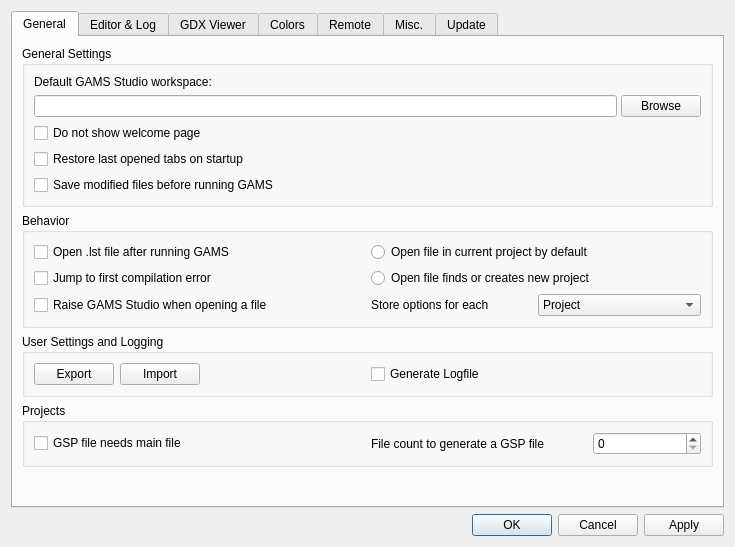
Old version of the form src/settingsdialog.ui in the repository GAMS-dev/studio.
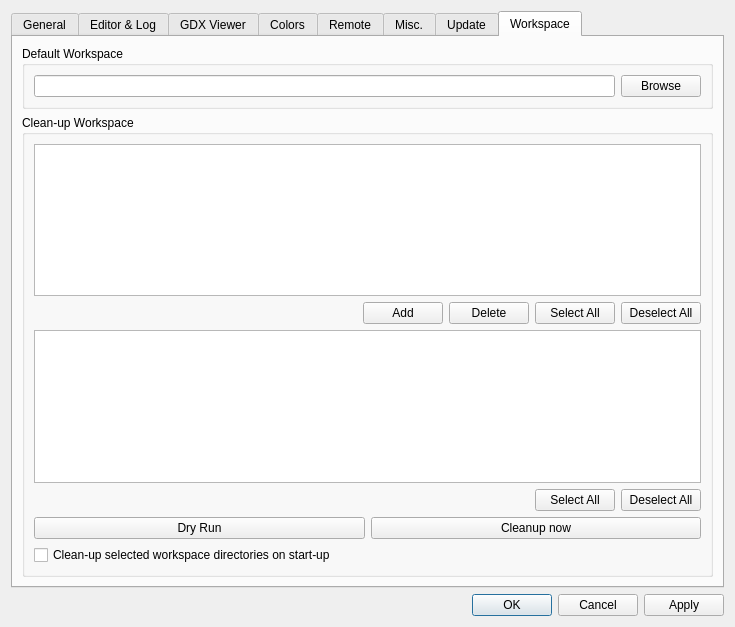
New version of the form. The open tabs and pages were chosen to show the change. Icons and pictures are not drawn.

Diff of the .ui file:
```diff
--- a/src/settingsdialog.ui
+++ b/src/settingsdialog.ui
@@ -7,14 +7,14 @@
     <x>0</x>
     <y>0</y>
     <width>735</width>
-    <height>547</height>
+    <height>627</height>
    </rect>
   </property>
   <property name="windowTitle">
    <string>Settings</string>
   </property>
   <layout class="QGridLayout" name="gridLayout_10">
-   <item row="1" column="0">
+   <item row="2" column="0">
     <widget class="QDialogButtonBox" name="buttonBox">
      <property name="orientation">
       <enum>Qt::Orientation::Horizontal</enum>
@@ -49,7 +49,7 @@
           <string>General Settings</string>
          </property>
          <layout class="QGridLayout" name="gridLayout_3">
-          <item row="5" column="0" colspan="2">
+          <item row="3" column="0" colspan="2">
            <widget class="QCheckBox" name="cb_autosave">
             <property name="sizePolicy">
              <sizepolicy hsizetype="Minimum" vsizetype="Preferred">
@@ -62,7 +62,7 @@
             </property>
            </widget>
           </item>
-          <item row="4" column="0">
+          <item row="2" column="0">
            <widget class="QCheckBox" name="cb_restoretabs">
             <property name="sizePolicy">
              <sizepolicy hsizetype="Minimum" vsizetype="Preferred">
@@ -75,14 +75,7 @@
             </property>
            </widget>
           </item>
-          <item row="0" column="0">
-           <widget class="QLabel" name="label">
-            <property name="text">
-             <string>Default GAMS Studio workspace:</string>
-            </property>
-           </widget>
-          </item>
-          <item row="3" column="0">
+          <item row="1" column="0">
            <widget class="QCheckBox" name="cb_skipwelcome">
             <property name="sizePolicy">
              <sizepolicy hsizetype="Minimum" vsizetype="Preferred">
@@ -95,41 +88,6 @@
             </property>
            </widget>
           </item>
-          <item row="1" column="0" colspan="2">
-           <widget class="QWidget" name="widget_3" native="true">
-            <layout class="QHBoxLayout" name="horizontalLayout_7">
-             <property name="spacing">
-              <number>4</number>
-             </property>
-             <property name="leftMargin">
-              <number>0</number>
-             </property>
-             <property name="topMargin">
-              <number>0</number>
-             </property>
-             <property name="rightMargin">
-              <number>0</number>
-             </property>
-             <property name="bottomMargin">
-              <number>0</number>
-             </property>
-             <item>
-              <widget class="QLineEdit" name="txt_workspace">
-               <property name="placeholderText">
-                <string/>
-               </property>
-              </widget>
-             </item>
-             <item>
-              <widget class="QPushButton" name="btn_browse">
-               <property name="text">
-                <string>Browse</string>
-               </property>
-              </widget>
-             </item>
-            </layout>
-           </widget>
-          </item>
          </layout>
         </widget>
        </item>
@@ -138,7 +96,7 @@
          <property name="title">
           <string>User Settings and Logging</string>
          </property>
-         <layout class="QGridLayout" name="gridLayout_2" columnstretch="0,0,0,0,0">
+         <layout class="QGridLayout" name="gridLayout_2" columnstretch="0,0">
           <item row="0" column="1">
            <widget class="QWidget" name="widget_6" native="true">
             <layout class="QHBoxLayout" name="horizontalLayout_12">
@@ -1517,31 +1475,6 @@
             </item>
            </layout>
           </item>
-          <item>
-           <widget class="QCheckBox" name="cleanupWsBox">
-            <property name="text">
-             <string>Clean-up workspace directory on start up</string>
-            </property>
-           </widget>
-          </item>
-          <item>
-           <layout class="QHBoxLayout" name="horizontalLayout_9">
-            <item>
-             <widget class="QLineEdit" name="cleanupWsEdit">
-              <property name="placeholderText">
-               <string>File and directory filter (wildcard matching), e.g. *.lst, 225*</string>
-              </property>
-             </widget>
-            </item>
-            <item>
-             <widget class="QPushButton" name="cleanupWsNowButton">
-              <property name="text">
-               <string>Clean-up now</string>
-              </property>
-             </widget>
-            </item>
-           </layout>
-          </item>
           <item>
            <widget class="QLabel" name="lbl_openModLib">
             <property name="sizePolicy">
@@ -1899,6 +1832,181 @@
        </item>
       </layout>
      </widget>
+     <widget class="QWidget" name="tabWorkspace">
+      <attribute name="title">
+       <string>Workspace</string>
+      </attribute>
+      <layout class="QVBoxLayout" name="verticalLayout_13">
+       <item>
+        <widget class="QGroupBox" name="wsGroupBox">
+         <property name="title">
+          <string>Default Workspace</string>
+         </property>
+         <layout class="QHBoxLayout" name="horizontalLayout_13">
+          <item>
+           <widget class="QLineEdit" name="txt_workspace">
+            <property name="placeholderText">
+             <string/>
+            </property>
+           </widget>
+          </item>
+          <item>
+           <widget class="QPushButton" name="btn_browse">
+            <property name="text">
+             <string>Browse</string>
+            </property>
+           </widget>
+          </item>
+         </layout>
+        </widget>
+       </item>
+       <item>
+        <widget class="QGroupBox" name="cleanWsGroupBox">
+         <property name="title">
+          <string>Clean-up Workspace</string>
+         </property>
+         <layout class="QVBoxLayout" name="verticalLayout_12">
+          <item>
+           <widget class="QTreeView" name="cleanTreeView">
+            <property name="editTriggers">
+             <set>QAbstractItemView::EditTrigger::AllEditTriggers</set>
+            </property>
+            <property name="alternatingRowColors">
+             <bool>true</bool>
+            </property>
+           </widget>
+          </item>
+          <item>
+           <layout class="QHBoxLayout" name="horizontalLayout_7">
+            <item>
+             <spacer name="horizontalSpacer_13">
+              <property name="orientation">
+               <enum>Qt::Orientation::Horizontal</enum>
+              </property>
+              <property name="sizeHint" stdset="0">
+               <size>
+                <width>40</width>
+                <height>20</height>
+               </size>
+              </property>
+             </spacer>
+            </item>
+            <item>
+             <widget class="QPushButton" name="cleanAddButton">
+              <property name="text">
+               <string>Add</string>
+              </property>
+             </widget>
+            </item>
+            <item>
+             <widget class="QPushButton" name="cleanDelButton">
+              <property name="text">
+               <string>Delete</string>
+              </property>
+             </widget>
+            </item>
+            <item>
+             <widget class="QPushButton" name="cleanFilterSelectAllButton">
+              <property name="text">
+               <string>Select All</string>
+              </property>
+             </widget>
+            </item>
+            <item>
+             <widget class="QPushButton" name="cleanFilterDeselectAllButton">
+              <property name="text">
+               <string>Deselect All</string>
+              </property>
+             </widget>
+            </item>
+           </layout>
+          </item>
+          <item>
+           <widget class="QTableView" name="cleanTableView">
+            <property name="editTriggers">
+             <set>QAbstractItemView::EditTrigger::AllEditTriggers</set>
+            </property>
+            <property name="alternatingRowColors">
+             <bool>true</bool>
+            </property>
+            <attribute name="horizontalHeaderHighlightSections">
+             <bool>false</bool>
+            </attribute>
+            <attribute name="horizontalHeaderStretchLastSection">
+             <bool>true</bool>
+            </attribute>
+            <attribute name="verticalHeaderVisible">
+             <bool>false</bool>
+            </attribute>
+           </widget>
+          </item>
+          <item>
+           <layout class="QHBoxLayout" name="horizontalLayout_9">
+            <item>
+             <spacer name="horizontalSpacer_14">
+              <property name="orientation">
+               <enum>Qt::Orientation::Horizontal</enum>
+              </property>
+              <property name="sizeHint" stdset="0">
+               <size>
+                <width>40</width>
+                <height>20</height>
+               </size>
+              </property>
+             </spacer>
+            </item>
+            <item>
+             <widget class="QPushButton" name="cleanWsSelectAllButton">
+              <property name="text">
+               <string>Select All</string>
+              </property>
+             </widget>
+            </item>
+            <item>
+             <widget class="QPushButton" name="cleanWsDeselectAllButton">
+              <property name="text">
+               <string>Deselect All</string>
+              </property>
+             </widget>
+            </item>
+           </layout>
+          </item>
+          <item>
+           <layout class="QHBoxLayout" name="horizontalLayout_14">
+            <item>
+             <widget class="QPushButton" name="cleanDryButton">
+              <property name="toolTip">
+               <string>Simulate the clean-up according to the configuration. Show the results via the system log.</string>
+              </property>
+              <property name="text">
+               <string>Dry Run</string>
+              </property>
+             </widget>
+            </item>
+            <item>
+             <widget class="QPushButton" name="cleanNowButton">
+              <property name="toolTip">
+               <string>Delete files and directories covered by the configuration. Show the results via the system log.</string>
+              </property>
+              <property name="text">
+               <string>Cleanup now</string>
+              </property>
+             </widget>
+            </item>
+           </layout>
+          </item>
+          <item>
+           <widget class="QCheckBox" name="cleanWsBox">
+            <property name="text">
+             <string>Clean-up selected workspace directories on start-up</string>
+            </property>
+           </widget>
+          </item>
+         </layout>
+        </widget>
+       </item>
+      </layout>
+     </widget>
     </widget>
    </item>
   </layout>
```
Left out of the diff: 50 changed lines with no effect on the pictures.
